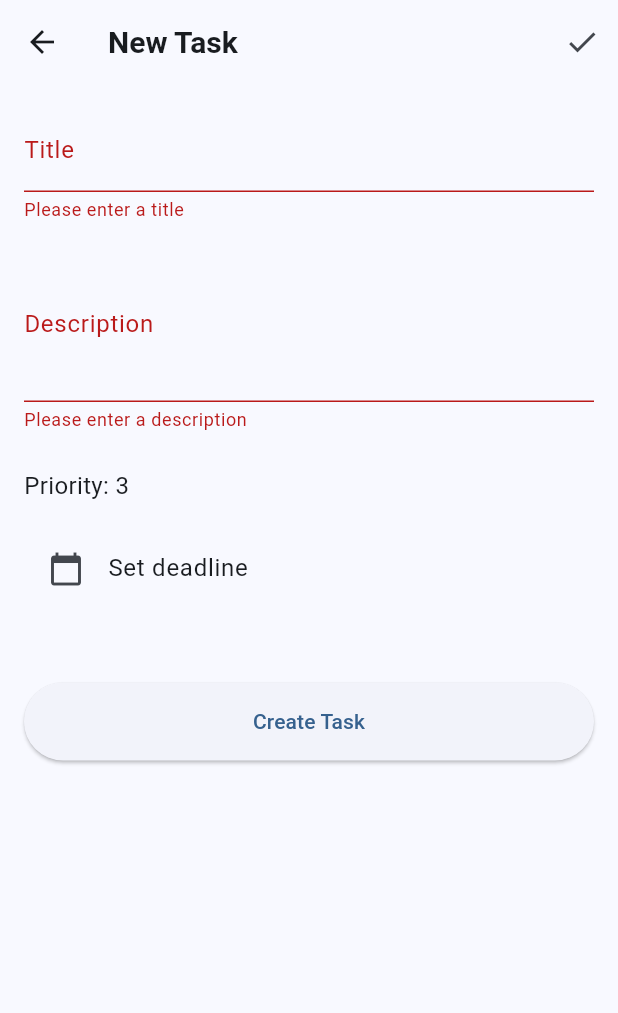
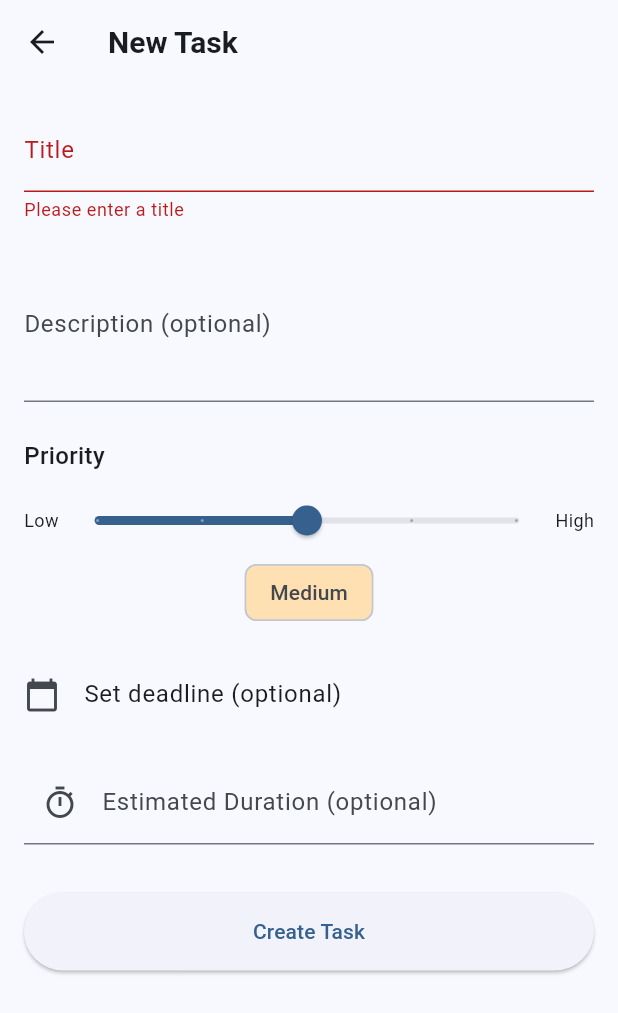
Before and after one commit to OctaVianu8/Prod-Buddy, a Flutter app: the AddTaskPage screen opened by its route, after a tap on "Create Task", on a phone screen of 412 x 824 dp. Shown: the top 1013 px of the screen. Run offline on Flutter 3.47's test engine with Material 3 defaults, Android fonts, the phone set to English and light mode, and no system bars; our stand-ins replace hive, hive_flutter; accounts and stored records are empty.

Commit message:
update add-task-page

```diff
--- a/lib/core/models/task.dart
+++ b/lib/core/models/task.dart
@@ -4,16 +4,16 @@ import 'trackable_item.dart';
 /// Represents a task with deadline, estimated duration, priority, and completion status.
 ///
 /// Extends [TrackableItem] to add task-specific properties like priority level (1-5),
-/// estimated duration, completion status, and optional Google Calendar event integration.
+/// estimated duration (in hours), completion status, and optional Google Calendar event integration.
 @HiveType(typeId: 1)
 class Task extends TrackableItem {
   /// Optional deadline for when this task should be completed
   @HiveField(5)
   final DateTime? deadline;
 
-  /// Estimated duration to complete this task (in minutes)
+  /// Estimated duration to complete this task (in hours)
   @HiveField(6)
-  final int? estimatedDuration;
+  final double? estimatedDuration;
 
   /// Priority level from 1 (lowest) to 5 (highest)
   @HiveField(7)
@@ -29,13 +29,13 @@ class Task extends TrackableItem {
 
   /// Creates a new [Task] with the specified fields.
   ///
-  /// Parameters from [TrackableItem] (id, title, description, createdAt, updatedAt)
-  /// are required. Task-specific fields like deadline and estimatedDuration are optional.
+  /// Parameters from [TrackableItem] (id, title, createdAt, updatedAt) are required.
+  /// Description and task-specific fields like deadline and estimatedDuration are optional.
   /// Priority defaults to 3 (medium) and isCompleted defaults to false.
   Task({
     required super.id,
     required super.title,
-    required super.description,
+    super.description,
     required super.createdAt,
     required super.updatedAt,
     this.deadline,
@@ -58,7 +58,7 @@ class Task extends TrackableItem {
     DateTime? createdAt,
     DateTime? updatedAt,
     DateTime? deadline,
-    int? estimatedDuration,
+    double? estimatedDuration,
     int? priority,
     bool? isCompleted,
     String? googleEventId,
--- a/lib/core/models/trackable_item.dart
+++ b/lib/core/models/trackable_item.dart
@@ -14,9 +14,9 @@ abstract class TrackableItem extends HiveObject {
   @HiveField(1)
   final String title;
 
-  /// Detailed description of the trackable item
+  /// Brief description or notes about this item (optional)
   @HiveField(2)
-  final String description;
+  final String? description;
 
   /// Timestamp when the item was created
   @HiveField(3)
--- a/lib/core/services/time_utils.dart
+++ b/lib/core/services/time_utils.dart
@@ -95,14 +95,17 @@ class TimeUtils {
     return '${hours}h ${remainingMinutes}m';
   }
 
-  /// Calculate urgency score based on deadline proximity and priority.
+  /// Calculate urgency score for a task based on priority, deadline, and estimated time.
   ///
-  /// Returns a score from 0.0 to 1.0 where 1.0 is most urgent.
-  /// TODO: Fine-tune the urgency formula based on user feedback.
+  /// Returns a score from 0.0 to 100.0 where higher values indicate more urgent tasks.
+  /// Factors considered:
+  /// - Priority (1-5 scale)
+  /// - Time until deadline
+  /// - Estimated time to complete (in hours)
   static double calculateUrgency({
     required int priority,
     DateTime? deadline,
-    int? estimatedTime,
+    double? estimatedTime,
   }) {
     // Base urgency from priority (1-4 maps to 0.25-1.0)
     double urgency = priority / 4.0;
--- a/lib/features/tasks/domain/task_usecases.dart
+++ b/lib/features/tasks/domain/task_usecases.dart
@@ -98,7 +98,8 @@ class TaskUseCases {
 
     return tasks.where((task) {
       final titleMatch = task.title.toLowerCase().contains(lowerQuery);
-      final descMatch = task.description.toLowerCase().contains(lowerQuery);
+      final descMatch =
+          task.description?.toLowerCase().contains(lowerQuery) ?? false;
       return titleMatch || descMatch;
     }).toList();
   }
--- a/lib/features/tasks/presentation/pages/add_task_page.dart
+++ b/lib/features/tasks/presentation/pages/add_task_page.dart
@@ -1,7 +1,8 @@
 import 'package:flutter/material.dart';
-// import '../../../../core/models/task.dart';
-// import '../../../../core/services/id_generator.dart';
-// import '../../domain/task_usecases.dart';
+import 'package:flutter/services.dart';
+import '../../../../app/routes.dart';
+import '../../../../core/models/task.dart';
+import '../../../../core/services/id_generator.dart';
 
 /// Page with form for creating new tasks.
 class AddTaskPage extends StatefulWidget {
@@ -17,29 +18,32 @@ class _AddTaskPageState extends State<AddTaskPage> {
   // Form field controllers
   final _titleController = TextEditingController();
   final _descriptionController = TextEditingController();
+  final _estimatedDurationController = TextEditingController();
 
   // Form values
   int _priority = 3; // Default to medium (1-5 scale)
   DateTime? _deadline;
-  int? _estimatedDuration;
+  TimeOfDay? _deadlineTime;
+  double? _estimatedDuration;
+
+  @override
+  void initState() {
+    super.initState();
+    // TODO: In production, inject repository via dependency injection (Provider, GetIt, etc.)
+  }
 
   @override
   void dispose() {
     _titleController.dispose();
     _descriptionController.dispose();
+    _estimatedDurationController.dispose();
     super.dispose();
   }
 
   @override
   Widget build(BuildContext context) {
     return Scaffold(
-      appBar: AppBar(
-        title: const Text('New Task'),
-        actions: [
-          // Save button
-          IconButton(icon: const Icon(Icons.check), onPressed: _saveTask),
-        ],
-      ),
+      appBar: AppBar(title: const Text('New Task')),
       body: SingleChildScrollView(
         padding: const EdgeInsets.all(16.0),
         child: Form(
@@ -67,39 +71,94 @@ class _AddTaskPageState extends State<AddTaskPage> {
               TextFormField(
                 controller: _descriptionController,
                 decoration: const InputDecoration(
-                  labelText: 'Description',
+                  labelText: 'Description (optional)',
                   hintText: 'Enter task description',
                 ),
                 maxLines: 3,
-                validator: (value) {
-                  if (value == null || value.isEmpty) {
-                    return 'Please enter a description';
-                  }
-                  return null;
-                },
               ),
               const SizedBox(height: 24),
 
-              // TODO: Add priority selector (dropdown or segmented buttons)
-              Text(
-                'Priority: $_priority',
-                style: const TextStyle(fontSize: 16),
+              // Priority selector
+              const Text(
+                'Priority',
+                style: TextStyle(fontSize: 16, fontWeight: FontWeight.w500),
+              ),
+              const SizedBox(height: 8),
+              Row(
+                children: [
+                  const Text('Low', style: TextStyle(fontSize: 12)),
+                  Expanded(
+                    child: Slider(
+                      value: _priority.toDouble(),
+                      min: 1,
+                      max: 5,
+                      divisions: 4,
+                      label: _getPriorityLabel(_priority),
+                      onChanged: (value) {
+                        setState(() {
+                          _priority = value.toInt();
+                        });
+                      },
+                    ),
+                  ),
+                  const Text('High', style: TextStyle(fontSize: 12)),
+                ],
+              ),
+              Center(
+                child: Chip(
+                  label: Text(_getPriorityLabel(_priority)),
+                  backgroundColor: _getPriorityColor(_priority),
+                ),
               ),
               const SizedBox(height: 16),
 
-              // TODO: Add deadline picker
+              // Deadline picker
               ListTile(
+                contentPadding: EdgeInsets.zero,
                 leading: const Icon(Icons.calendar_today),
                 title: Text(
                   _deadline == null
-                      ? 'Set deadline'
-                      : 'Deadline: ${_deadline!.toString()}',
+                      ? 'Set deadline (optional)'
+                      : _formatDeadline(),
                 ),
+                trailing: _deadline != null
+                    ? IconButton(
+                        icon: const Icon(Icons.clear, size: 20),
+                        onPressed: () {
+                          setState(() {
+                            _deadline = null;
+                            _deadlineTime = null;
+                          });
+                        },
+                      )
+                    : null,
                 onTap: _pickDeadline,
               ),
               const SizedBox(height: 16),
 
-              // TODO: Add estimated duration picker
+              // Estimated duration picker
+              TextFormField(
+                controller: _estimatedDurationController,
+                decoration: const InputDecoration(
+                  labelText: 'Estimated Duration (optional)',
+                  hintText: 'Enter duration in hours',
+                  suffixText: 'hours',
+                  prefixIcon: Icon(Icons.timer_outlined),
+                ),
+                keyboardType: const TextInputType.numberWithOptions(
+                  decimal: true,
+                ),
+                inputFormatters: [
+                  FilteringTextInputFormatter.allow(RegExp(r'^\d*\.?\d*')),
+                ],
+                onChanged: (value) {
+                  setState(() {
+                    _estimatedDuration = value.isEmpty
+                        ? null
+                        : double.tryParse(value);
+                  });
+                },
+              ),
               const SizedBox(height: 32),
 
               // Save button
@@ -121,47 +180,144 @@ class _AddTaskPageState extends State<AddTaskPage> {
   }
 
   Future<void> _pickDeadline() async {
-    // TODO: Show date and time picker
+    // Show date picker
     final date = await showDatePicker(
       context: context,
-      initialDate: DateTime.now(),
+      initialDate: _deadline ?? DateTime.now(),
       firstDate: DateTime.now(),
-      lastDate: DateTime.now().add(const Duration(days: 365)),
+      lastDate: DateTime.now().add(const Duration(days: 365 * 2)),
     );
 
     if (date != null) {
-      // TODO: Also pick time
-      setState(() {
-        _deadline = date;
-      });
+      // Also pick time
+      if (!mounted) return;
+      final time = await showTimePicker(
+        context: context,
+        initialTime: _deadlineTime ?? TimeOfDay.now(),
+      );
+
+      if (time != null) {
+        setState(() {
+          _deadline = DateTime(
+            date.year,
+            date.month,
+            date.day,
+            time.hour,
+            time.minute,
+          );
+          _deadlineTime = time;
+        });
+      }
     }
   }
 
-  void _saveTask() {
+  Future<void> _saveTask() async {
     if (!_formKey.currentState!.validate()) {
       return;
     }
 
-    // TODO: Create Task object with IdGenerator
-    // TODO: Call TaskUseCases.repository.createTask()
-    // TODO: Navigate back to task list
+    final now = DateTime.now();
+    final task = Task(
+      id: IdGenerator.generate(),
+      title: _titleController.text.trim(),
+      description: _descriptionController.text.trim().isEmpty
+          ? null
+          : _descriptionController.text.trim(),
+      createdAt: now,
+      updatedAt: now,
+      priority: _priority,
+      deadline: _deadline,
+      estimatedDuration: _estimatedDuration,
+      isCompleted: false,
+    );
 
-    // final task = Task(
-    //   id: IdGenerator.generate(),
-    //   title: _titleController.text,
-    //   description: _descriptionController.text,
-    //   createdAt: DateTime.now(),
-    //   updatedAt: DateTime.now(),
-    //   priority: _priority,
-    //   deadline: _deadline,
-    //   estimatedDuration: _estimatedDuration,
-    // );
+    try {
+      // TODO: In production, inject repository via dependency injection
+      // For now, showing the pattern - repository would need to be accessible
+      // await _repository.createTask(task);
 
-    // await _taskUseCases.repository.createTask(task);
-    // AppRoutes.navigateBack(context);
+      // Show success message
+      if (!mounted) return;
+      ScaffoldMessenger.of(context).showSnackBar(
+        SnackBar(
+          content: Text('Task "${task.title}" created successfully!'),
+          backgroundColor: Colors.green,
+        ),
+      );
 
-    ScaffoldMessenger.of(context).showSnackBar(
-      const SnackBar(content: Text('Task creation not yet implemented')),
-    );
+      // Navigate back to task list
+      AppRoutes.navigateBack(context);
+    } catch (e) {
+      // Show error message
+      if (!mounted) return;
+      ScaffoldMessenger.of(context).showSnackBar(
+        SnackBar(
+          content: Text('Error creating task: $e'),
+          backgroundColor: Colors.red,
+        ),
+      );
+    }
+  }
+
+  String _getPriorityLabel(int priority) {
+    switch (priority) {
+      case 1:
+        return 'Very Low';
+      case 2:
+        return 'Low';
+      case 3:
+        return 'Medium';
+      case 4:
+        return 'High';
+      case 5:
+        return 'Very High';
+      default:
+        return 'Medium';
+    }
+  }
+
+  Color _getPriorityColor(int priority) {
+    switch (priority) {
+      case 1:
+        return Colors.blue.shade100;
+      case 2:
+        return Colors.green.shade100;
+      case 3:
+        return Colors.orange.shade100;
+      case 4:
+        return Colors.deepOrange.shade100;
+      case 5:
+        return Colors.red.shade100;
+      default:
+        return Colors.grey.shade100;
+    }
+  }
+
+  String _formatDeadline() {
+    if (_deadline == null) return '';
+
+    final date = _deadline!;
+    final months = [
+      'Jan',
+      'Feb',
+      'Mar',
+      'Apr',
+      'May',
+      'Jun',
+      'Jul',
+      'Aug',
+      'Sep',
+      'Oct',
+      'Nov',
+      'Dec',
+    ];
+
+    final month = months[date.month - 1];
+    final day = date.day;
+    final year = date.year;
+    final hour = date.hour.toString().padLeft(2, '0');
+    final minute = date.minute.toString().padLeft(2, '0');
+
+    return '$month $day, $year at $hour:$minute';
   }
 }
```
